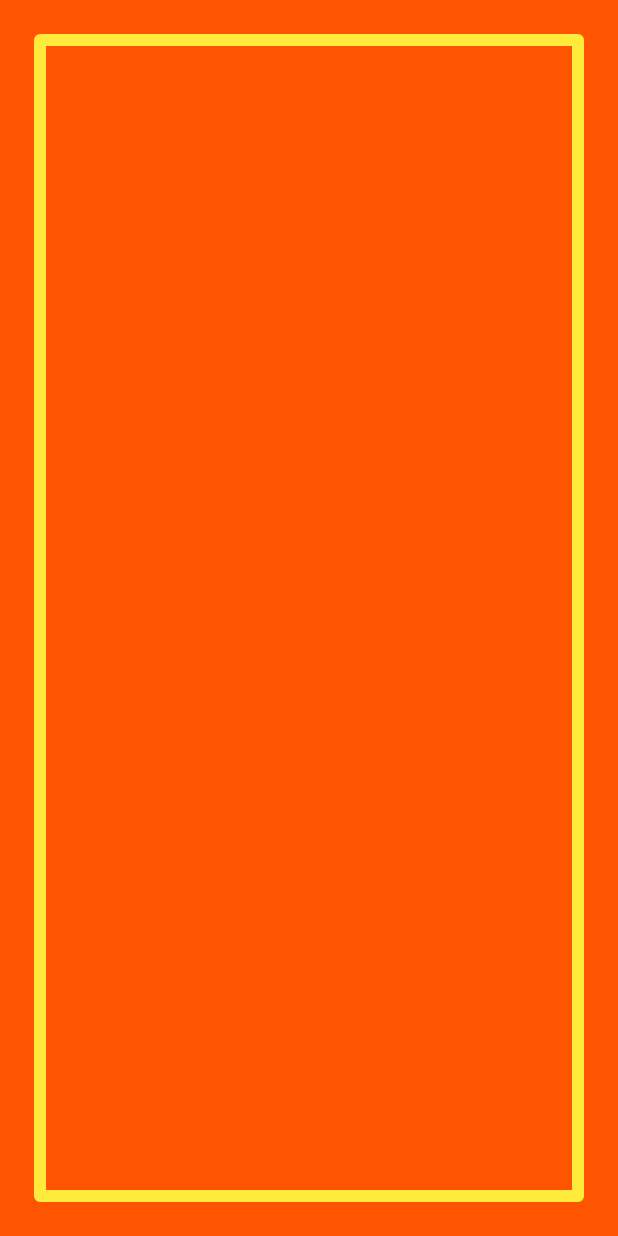
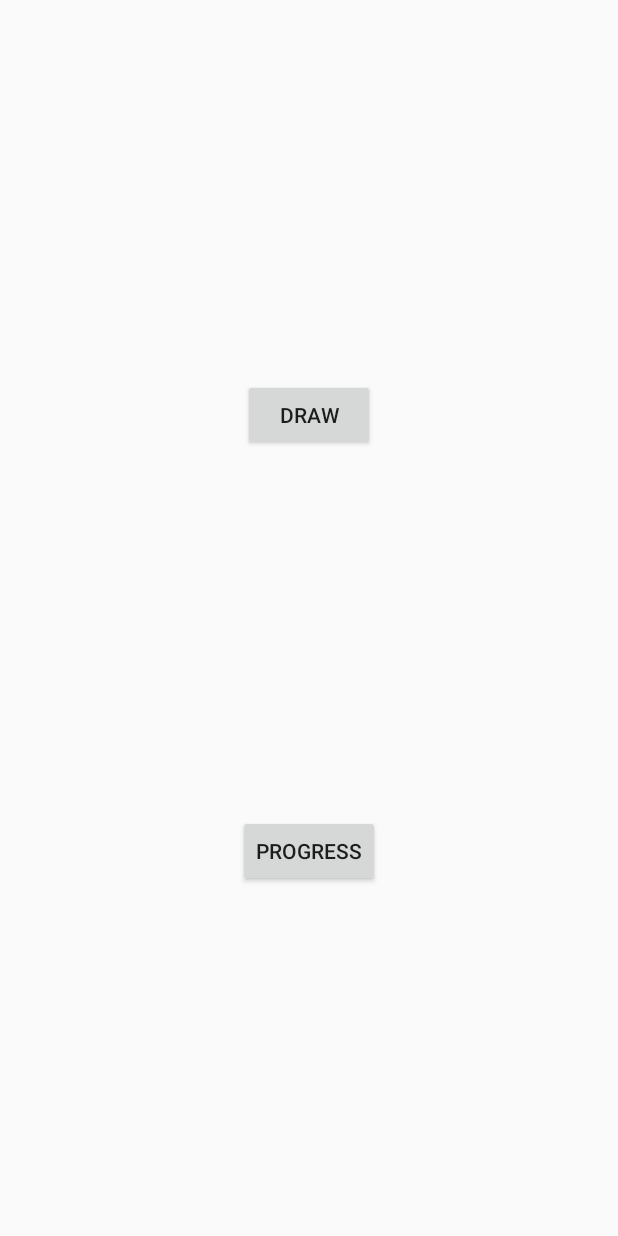
Before and after one commit to roubertedgar/lined-edit-text, an Android app: the screen it shows after launch (MainActivity), on a phone screen of 412 x 824 dp. Run offline under Robolectric (Android 15) with nearby library versions, the phone set to English and light mode, and no system bars.

Commit message:
Create progress animation

```diff
--- /dev/null
+++ b/app/src/main/java/com/downstairs/MainActivity.kt
@@ -0,0 +1,21 @@
+package com.downstairs
+
+import android.content.Intent
+import android.os.Bundle
+import androidx.appcompat.app.AppCompatActivity
+import com.downstairs.components.R
+import kotlinx.android.synthetic.main.main_activity.*
+
+class MainActivity : AppCompatActivity(R.layout.main_activity) {
+
+    override fun onCreate(savedInstanceState: Bundle?) {
+        super.onCreate(savedInstanceState)
+        drawButton.setOnClickListener {
+            startActivity(Intent(this, DrawActivity::class.java))
+        }
+
+        progressButton.setOnClickListener {
+            startActivity(Intent(this, ProgressActivity::class.java))
+        }
+    }
+}
--- a/app/src/main/java/com/downstairs/components/MainActivity.kt
+++ /dev/null
@@ -1,17 +0,0 @@
-package com.downstairs.components
-
-import androidx.appcompat.app.AppCompatActivity
-import android.os.Bundle
-import android.view.View.SYSTEM_UI_FLAG_FULLSCREEN
-
-class MainActivity : AppCompatActivity() {
-
-    override fun onCreate(savedInstanceState: Bundle?) {
-        super.onCreate(savedInstanceState)
-
-        val drawView = DrawView(this)
-        drawView.systemUiVisibility = SYSTEM_UI_FLAG_FULLSCREEN
-
-        setContentView(drawView)
-    }
-}
--- a/app/src/main/res/layout/activity_main.xml
+++ b/app/src/main/res/layout/activity_main.xml
@@ -4,7 +4,7 @@
     xmlns:tools="http://schemas.android.com/tools"
     android:layout_width="match_parent"
     android:layout_height="match_parent"
-    tools:context="com.downstairs.components.MainActivity">
+    tools:context="com.downstairs.components.com.downstairs.MainActivity">
 
 
     <TextView
--- /dev/null
+++ b/app/src/main/res/layout/main_activity.xml
@@ -0,0 +1,30 @@
+<?xml version="1.0" encoding="utf-8"?>
+<androidx.constraintlayout.widget.ConstraintLayout xmlns:android="http://schemas.android.com/apk/res/android"
+    xmlns:app="http://schemas.android.com/apk/res-auto"
+    xmlns:tools="http://schemas.android.com/tools"
+    android:layout_width="match_parent"
+    android:layout_height="match_parent">
+
+    <Button
+        android:id="@+id/drawButton"
+        android:layout_width="wrap_content"
+        android:layout_height="wrap_content"
+        android:layout_marginTop="20dp"
+        android:text="Draw"
+        app:layout_constraintBottom_toTopOf="@+id/progressButton"
+        app:layout_constraintEnd_toEndOf="parent"
+        app:layout_constraintStart_toStartOf="parent"
+        app:layout_constraintTop_toTopOf="parent"
+        app:layout_constraintVertical_chainStyle="spread" />
+
+    <Button
+        android:id="@+id/progressButton"
+        android:layout_width="wrap_content"
+        android:layout_height="wrap_content"
+        android:layout_marginTop="10dp"
+        android:text="Progress"
+        app:layout_constraintBottom_toBottomOf="parent"
+        app:layout_constraintEnd_toEndOf="@+id/drawButton"
+        app:layout_constraintStart_toStartOf="@+id/drawButton"
+        app:layout_constraintTop_toBottomOf="@+id/drawButton" />
+</androidx.constraintlayout.widget.ConstraintLayout>
--- a/app/src/main/res/values/dimens.xml
+++ b/app/src/main/res/values/dimens.xml
@@ -5,6 +5,6 @@
     <dimen name="margin_top">24dp</dimen>
     <dimen name="fun_dimen">250dp</dimen>
 
-    <dimen name="default_progress_size">50dp</dimen>
+    <dimen name="default_progress_size">70dp</dimen>
     <dimen name="default_progress_stroke">2dp</dimen>
 </resources>
```
Also changed, not shown: app/src/main/AndroidManifest.xml (+7 -3 lines), app/src/main/java/com/downstairs/DrawActivity.kt (added, +18 -0 lines), app/src/main/java/com/downstairs/ProgressActivity.kt (added, +20 -0 lines), app/src/main/java/com/downstairs/components/PlaybackButton.kt (+41 -37 lines), app/src/main/res/layout/progress_activity.xml (added, +16 -0 lines).
